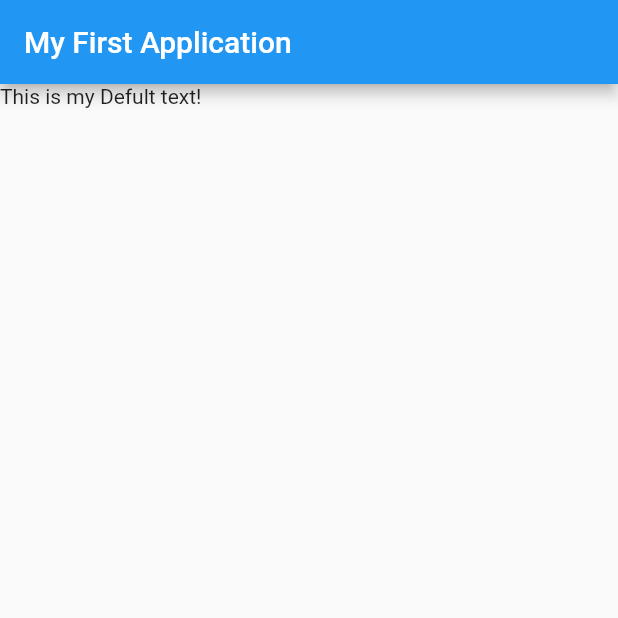
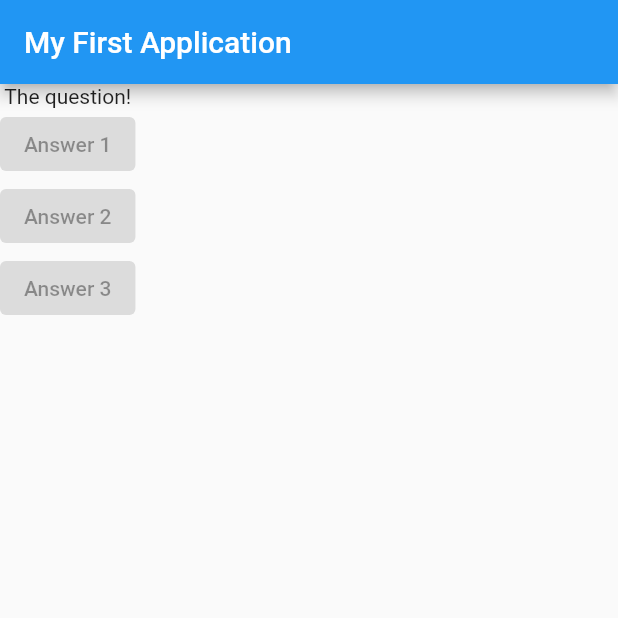
Before and after one commit to dinofilipovic/flutter_complete_guide, a Flutter app: the screen it shows after launch, on a phone screen of 412 x 824 dp, the top half of it. Run offline on Flutter 3.47's test engine with Material 2 defaults, Android fonts, the phone set to English and light mode, and no system bars.

Commit message:
Update main.dart
Added three buttons and Column Widget into Body of the application.

```diff
--- a/lib/main.dart
+++ b/lib/main.dart
@@ -7,12 +7,23 @@ void main() {
 class MyApp extends StatelessWidget {
   @override
   Widget build(BuildContext context) {
+    var questions = [
+      'What\'s your favorite color?',
+      'What\'s your favorite animal?'
+    ];
     return MaterialApp(
       home: Scaffold(
         appBar: AppBar(
           title: Text('My First Application'),
         ),
-        body: Text('This is my Defult text!'),
+        body: Column(
+          children: <Widget>[
+            Text('The question!'),
+            ElevatedButton(onPressed: null, child: Text('Answer 1')),
+            ElevatedButton(onPressed: null, child: Text('Answer 2')),
+            ElevatedButton(onPressed: null, child: Text('Answer 3')),
+          ],
+        ),
       ),
     );
   }
```
